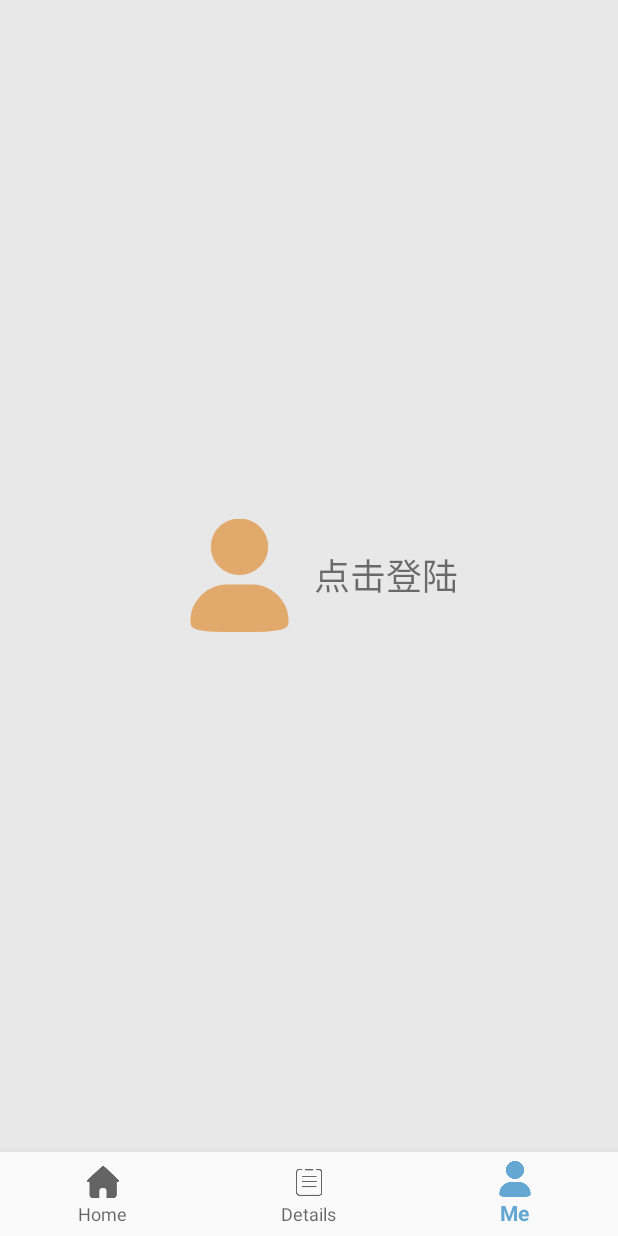
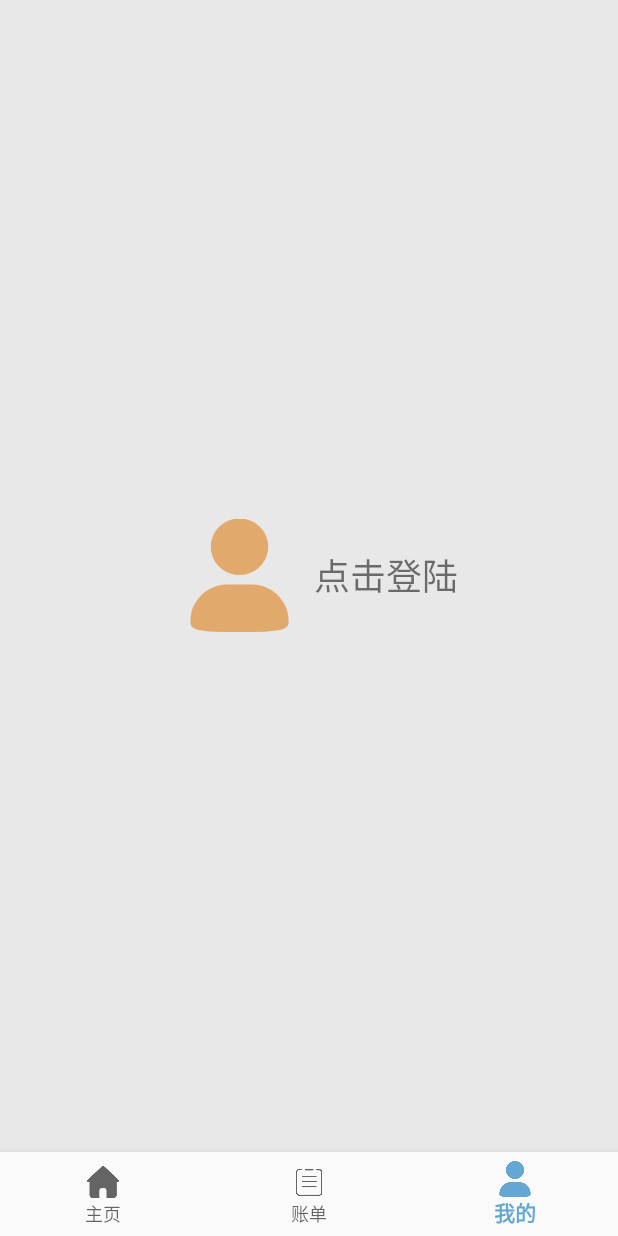
Before and after one commit to seekerzhouk/AccountBook, an Android app: the MeFragment screen opened through its navigation route, on a phone screen of 412 x 824 dp. Run offline under Robolectric (Android 15) with nearby library versions, the phone set to English and light mode, and no system bars; our stand-ins replace Room's generated code, RxJava, navigation-ui; libraries missing offline, so code that uses them is left out: cn.leancloud.

Commit message:
[修改] 默认中文。

```diff
--- a/app/src/main/res/layout/fragment_me.xml
+++ b/app/src/main/res/layout/fragment_me.xml
@@ -69,7 +69,7 @@
                         android:layout_gravity="start"
                         android:layout_marginStart="8dp"
                         android:gravity="center"
-                        android:text="Avatar"
+                        android:text="@string/avatar"
                         android:textSize="16sp"
                         app:layout_constraintBottom_toBottomOf="parent"
                         app:layout_constraintStart_toStartOf="parent"
@@ -120,7 +120,7 @@
                         android:layout_gravity="start"
                         android:layout_marginStart="8dp"
                         android:gravity="center"
-                        android:text="UserName"
+                        android:text="@string/username"
                         android:textSize="16sp"
                         app:layout_constraintBottom_toBottomOf="parent"
                         app:layout_constraintStart_toStartOf="parent"
@@ -167,7 +167,7 @@
                         android:layout_gravity="start"
                         android:layout_marginStart="8dp"
                         android:gravity="center"
-                        android:text="Phone"
+                        android:text="@string/phone_number"
                         android:textSize="16sp"
                         app:layout_constraintBottom_toBottomOf="parent"
                         app:layout_constraintStart_toStartOf="parent"
@@ -201,7 +201,8 @@
             <androidx.cardview.widget.CardView
                 android:layout_width="match_parent"
                 android:layout_height="match_parent"
-                android:layout_margin="4dp">
+                android:layout_margin="4dp"
+                android:visibility="gone">
 
                 <androidx.constraintlayout.widget.ConstraintLayout
                     android:id="@+id/cl_setting"
@@ -252,7 +253,7 @@
                         android:layout_gravity="start"
                         android:layout_marginStart="8dp"
                         android:gravity="center"
-                        android:text="About"
+                        android:text="@string/about"
                         android:textSize="16sp"
                         app:layout_constraintBottom_toBottomOf="parent"
                         app:layout_constraintStart_toStartOf="parent"
@@ -289,7 +290,7 @@
                         android:layout_gravity="start"
                         android:layout_marginStart="8dp"
                         android:gravity="center"
-                        android:text="Sync"
+                        android:text="@string/sync"
                         android:textSize="16sp"
                         app:layout_constraintBottom_toBottomOf="parent"
                         app:layout_constraintStart_toStartOf="parent"
@@ -326,7 +327,7 @@
                         android:layout_gravity="start"
                         android:layout_marginStart="8dp"
                         android:gravity="center"
-                        android:text="Help and Feedback"
+                        android:text="@string/help_and_feedback"
                         android:textSize="16sp"
                         app:layout_constraintBottom_toBottomOf="parent"
                         app:layout_constraintStart_toStartOf="parent"
@@ -363,7 +364,7 @@
                         android:layout_gravity="start"
                         android:layout_marginStart="8dp"
                         android:gravity="center"
-                        android:text="Logout"
+                        android:text="@string/logout"
                         android:textSize="16sp"
                         app:layout_constraintBottom_toBottomOf="parent"
                         app:layout_constraintStart_toStartOf="parent"
--- a/app/src/main/res/values/strings.xml
+++ b/app/src/main/res/values/strings.xml
@@ -1,8 +1,15 @@
 <resources>
     <string name="app_name">AccountBook</string>
-    <string name="title_home">Home</string>
-    <string name="title_details">Details</string>
-    <string name="title_me">Me</string>
+    <string name="title_home">主页</string>
+    <string name="title_details">账单</string>
+    <string name="title_me">我的</string>
+    <string name="avatar">头像</string>
+    <string name="username">用户名</string>
+    <string name="phone_number">手机号</string>
+    <string name="about">关于</string>
+    <string name="sync">同步</string>
+    <string name="help_and_feedback">帮助与反馈</string>
+    <string name="logout">登出</string>
     <string name="exit_app">3秒内再点一次退出应用</string>
     <string name="background">背景</string>
     <string name="change_background">更换背景</string>
```
